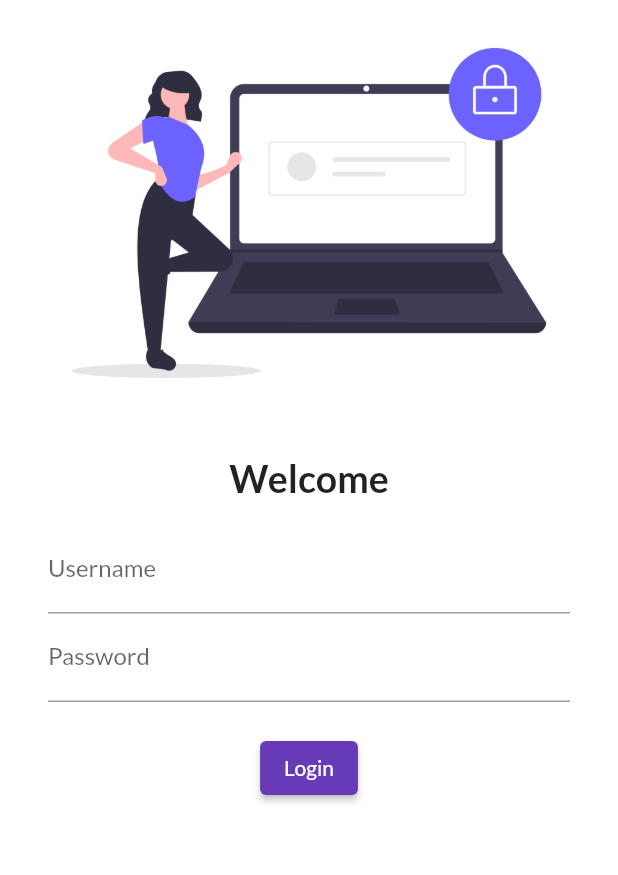
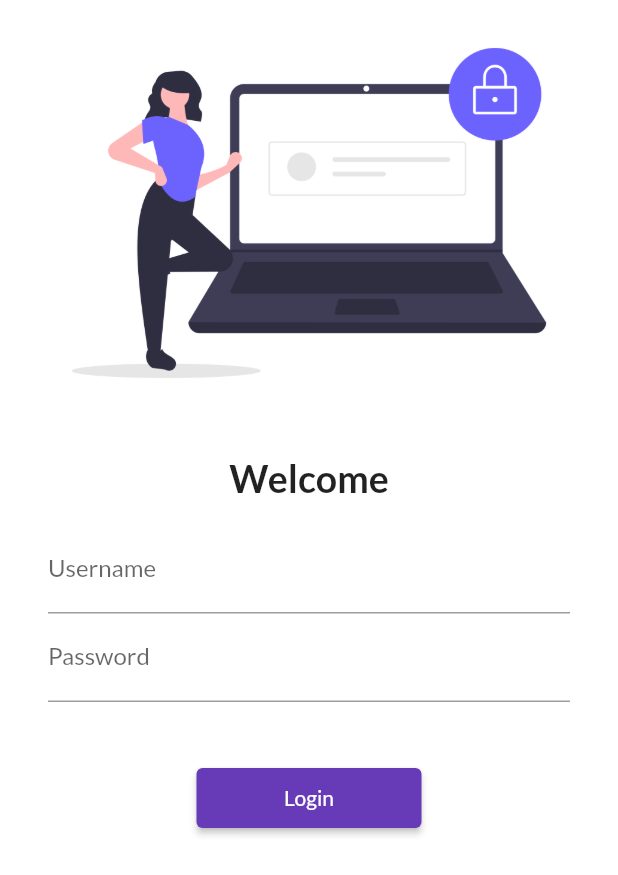
Before and after one commit to Ayushtiwari67/30daysofFlutter, a Flutter app: the screen it shows after launch, on a phone screen of 412 x 824 dp. Shown: the top 875 px of the screen. Run offline on Flutter 3.47's test engine with Material 2 defaults, Android fonts, the light colour scheme and no system bars; our stand-ins replace google_fonts.

Commit message:
Day 5 complete

```diff
--- a/lib/main.dart
+++ b/lib/main.dart
@@ -2,6 +2,7 @@
 
 import 'package:ayush/pages/home_page.dart';
 import 'package:ayush/pages/login.dart';
+import 'package:ayush/utils/routs.dart';
 import 'package:flutter/material.dart';
 import 'package:google_fonts/google_fonts.dart';
 
@@ -21,13 +22,14 @@
         primarySwatch: Colors.deepPurple,
         fontFamily: GoogleFonts.lato().fontFamily,
       ),
+      //debugShowCheckedModeBanner: false,
       darkTheme:
           ThemeData(brightness: Brightness.dark, primarySwatch: Colors.amber),
-      //initialRoute: "/home",
+      initialRoute: "/",
       routes: {
         "/": (context) => LoginPage(),
-        "/home": (context) => HomePage(),
-        "/login": (context) => LoginPage()
+        MyRoutes.homeRoute: (context) => HomePage(),
+        MyRoutes.loginRoute: (context) => LoginPage()
       },
     );
   }
--- a/lib/pages/login.dart
+++ b/lib/pages/login.dart
@@ -1,5 +1,7 @@
 // ignore_for_file: prefer_const_constructors, sort_child_properties_last
 
+import 'package:ayush/pages/home_page.dart';
+import 'package:ayush/utils/routs.dart';
 import 'package:flutter/material.dart';
 
 class LoginPage extends StatelessWidget {
@@ -8,6 +10,7 @@
   Widget build(BuildContext context) {
     return Material(
         color: Colors.white,
+        child: SingleChildScrollView(
           child: Column(
             children: [
               Image.asset(
@@ -22,8 +25,8 @@
                 style: TextStyle(fontSize: 25, fontWeight: FontWeight.bold),
               ),
               Padding(
-              padding:
-                  const EdgeInsets.symmetric(vertical: 16.0, horizontal: 32.0),
+                padding: const EdgeInsets.symmetric(
+                    vertical: 16.0, horizontal: 32.0),
                 child: Column(
                   children: [
                     TextFormField(
@@ -36,19 +39,20 @@
                           hintText: "Enter Password", labelText: "Password"),
                     ),
                     SizedBox(
-                    height: 20.0,
+                      height: 40.0,
                     ),
                     ElevatedButton(
                       onPressed: () {
-                      print("Hii codepur");
+                        Navigator.pushNamed(context, MyRoutes.homeRoute);
                       },
                       child: Text("Login"),
-                    style: TextButton.styleFrom(),
+                      style: TextButton.styleFrom(minimumSize: Size(150, 40)),
                     )
                   ],
                 ),
               )
             ],
+          ),
         ));
   }
 }
--- /dev/null
+++ b/lib/utils/routs.dart
@@ -0,0 +1,4 @@
+class MyRoutes {
+  static String loginRoute = "/login";
+  static String homeRoute = "/home";
+}
```
Lines whose indentation alone changed are shown as unchanged.
